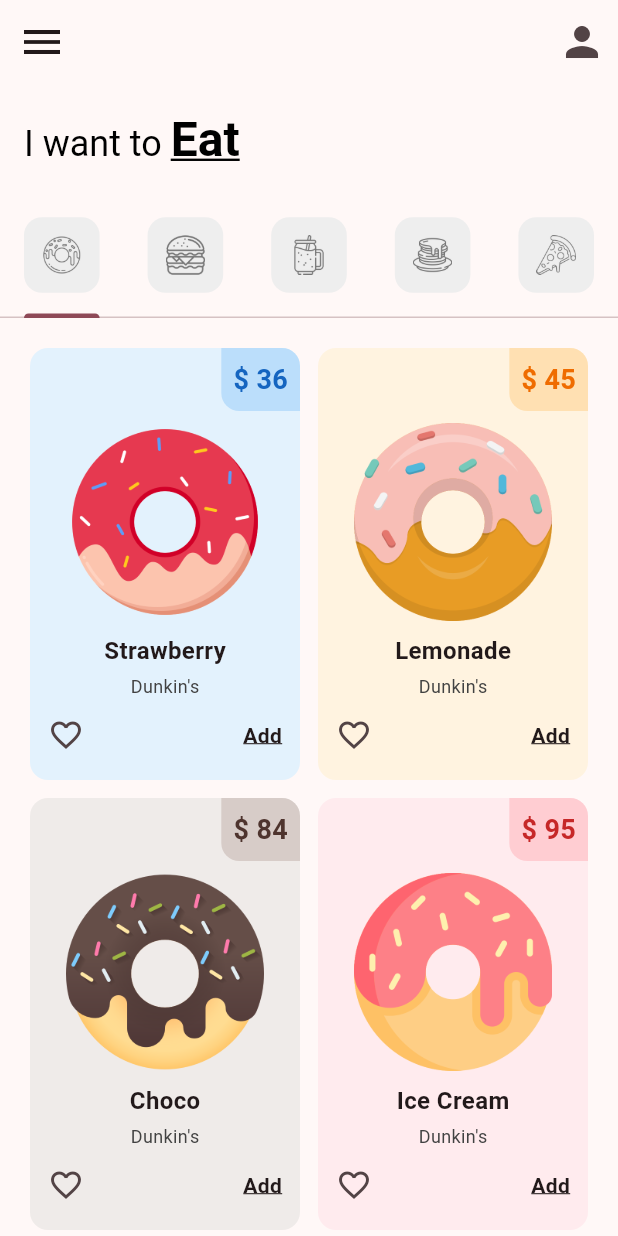
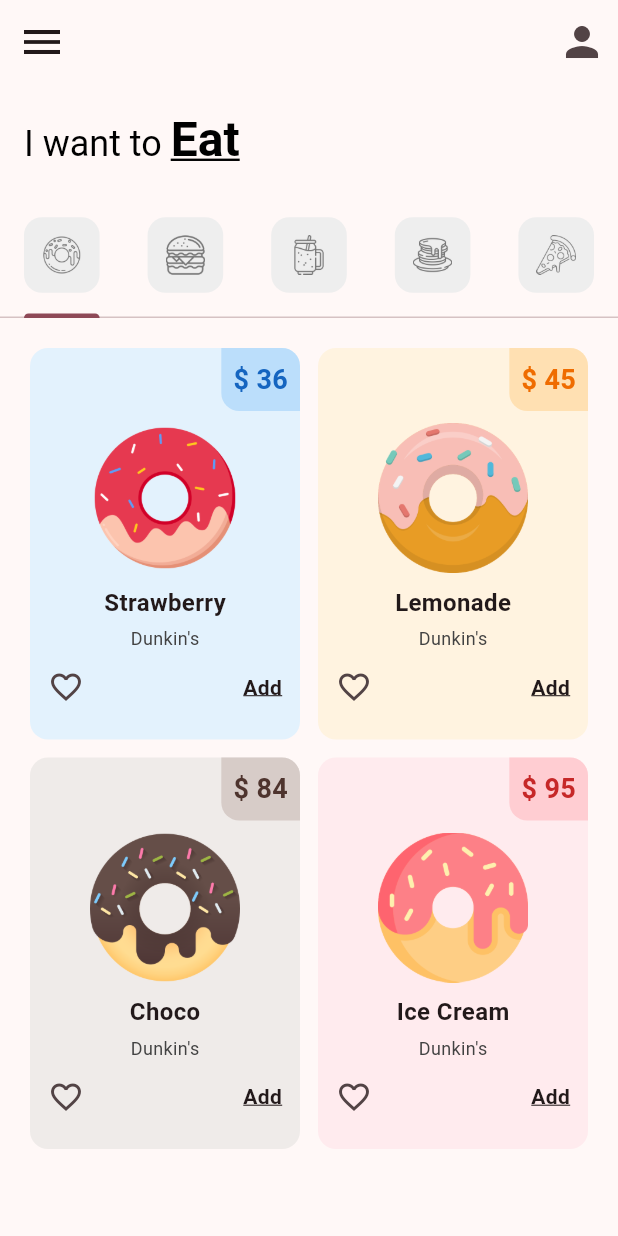
Before and after one commit to NabunyaLilian/donutAppUI, a Flutter app: the screen it shows after launch, on a phone screen of 412 x 824 dp. Run offline on Flutter 3.47's test engine with Material 3 defaults, Android fonts, the phone set to English and light mode, and no system bars.

Commit message:
make updates

```diff
--- a/lib/tabs/donut_tab.dart
+++ b/lib/tabs/donut_tab.dart
@@ -19,7 +19,7 @@ class DonutTab extends StatelessWidget {
             crossAxisCount: 2,
             crossAxisSpacing: 12,
             mainAxisSpacing: 12,
-            childAspectRatio: 1 / 1.6),
+            childAspectRatio: 1 / 1.45),
         itemCount: donutsOnSale.length,
         padding: const EdgeInsets.all(20),
         itemBuilder: (context, index) {
--- a/lib/tabs/widgets/donut_tile.dart
+++ b/lib/tabs/widgets/donut_tile.dart
@@ -41,7 +41,7 @@ class DonutTile extends StatelessWidget {
             ],
           ),
           Padding(
-            padding: const EdgeInsets.symmetric(horizontal: 24, vertical: 8),
+            padding: const EdgeInsets.symmetric(horizontal: 40, vertical: 8),
             child: Image.asset(donutImage),
           ),
           Text(
```
